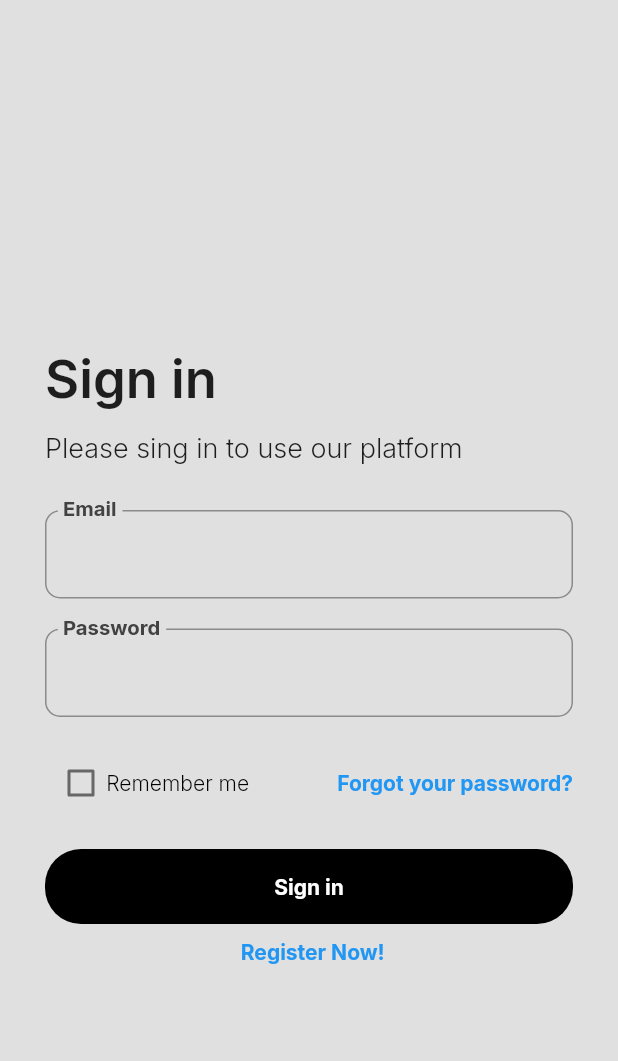
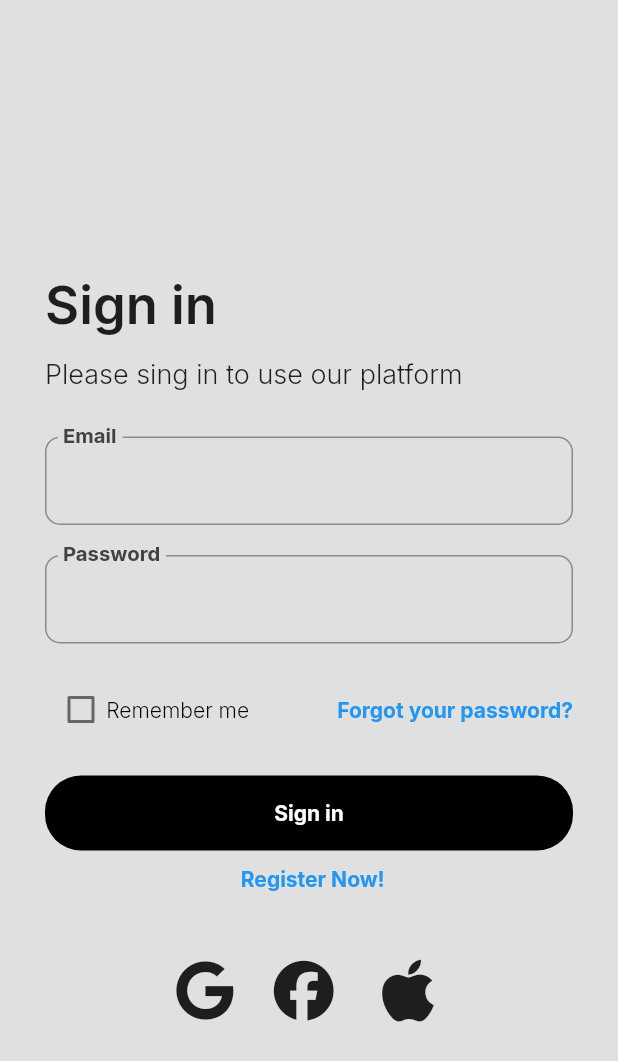
Before and after one commit to Karlo11111/Aedis---HotelSoftvare-using-Flutter, a Flutter app: the screen it shows after launch, on a phone screen of 412 x 824 dp. Shown: the top 1061 px of the screen. Run offline on Flutter 3.47's test engine with Material 2 defaults, Android fonts, the phone set to English and light mode, and no system bars; our stand-ins replace cloud_firestore, firebase_auth, firebase_core, font_awesome_flutter, google_fonts, google_nav_bar and 1 more; accounts and stored records are empty.

Commit message:
google facebook and apple icons

```diff
--- a/lib/LoginPages/login_page.dart
+++ b/lib/LoginPages/login_page.dart
@@ -2,6 +2,7 @@
 
 import 'package:firebase_auth/firebase_auth.dart';
 import 'package:flutter/material.dart';
+import 'package:font_awesome_flutter/font_awesome_flutter.dart';
 import 'package:google_fonts/google_fonts.dart';
 import 'package:razvoj_sofvera/Utilities/buttons.dart';
 import 'package:razvoj_sofvera/Utilities/text_fields.dart';
@@ -187,6 +188,28 @@ class _LoginPageState extends State<LoginPage> {
                                 fontWeight: FontWeight.bold),
                           )),
                     ],
+                  ),
+                  SizedBox(
+                    height: 35,
+                  ),
+                  Row(
+                    mainAxisAlignment: MainAxisAlignment.center,
+                    children: [
+                      IconButton(
+                          iconSize: 40,
+                          onPressed: () {},
+                          icon: FaIcon(FontAwesomeIcons.google)),
+                      SizedBox(width: 10),
+                      IconButton(
+                          iconSize: 40,
+                          onPressed: () {},
+                          icon: FaIcon(FontAwesomeIcons.facebook)),
+                      SizedBox(width: 10),
+                      IconButton(
+                          iconSize: 47,
+                          onPressed: () {},
+                          icon: FaIcon(FontAwesomeIcons.apple)),
+                    ],
                   )
                 ],
               ),
--- a/pubspec.yaml
+++ b/pubspec.yaml
@@ -41,6 +41,8 @@ dependencies:
   smooth_page_indicator: ^1.1.0
   google_nav_bar: ^5.0.6
   google_fonts: ^6.1.0
+  material_design_icons_flutter: ^7.0.7296
+  font_awesome_flutter: ^10.6.0
 
 dev_dependencies:
   flutter_test:
```
Also changed, not shown: pubspec.lock.
